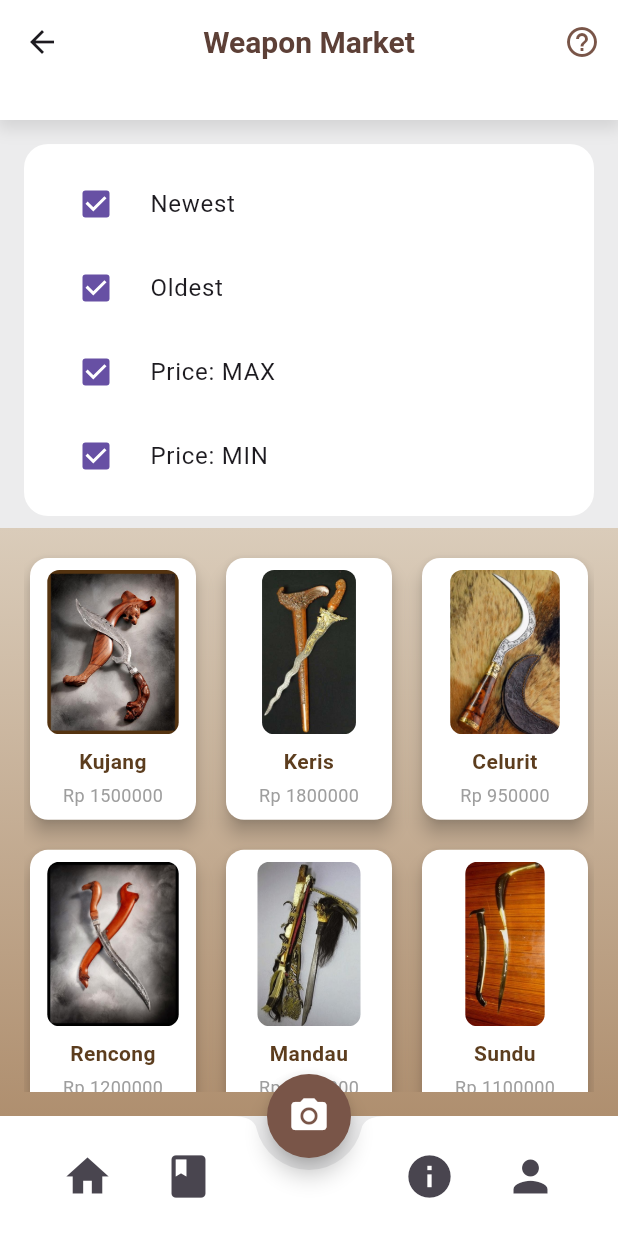
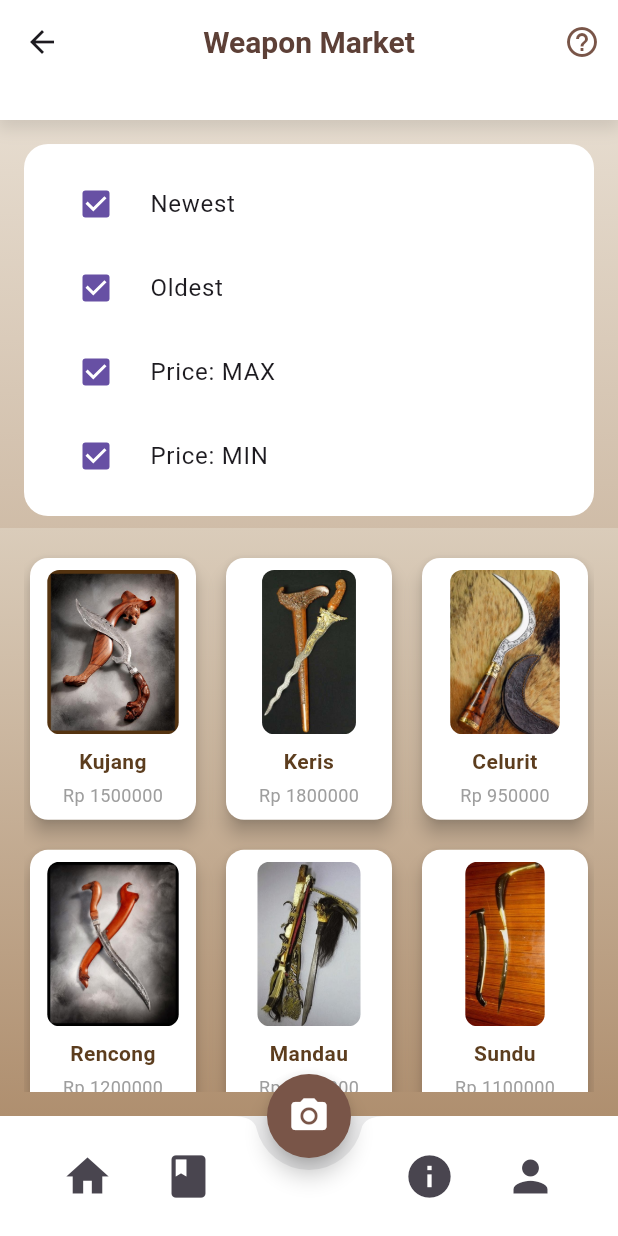
Before and after one commit to ZeroZennn/pusoko, a Flutter app: the MarketScreen screen opened directly, on a phone screen of 412 x 824 dp. Run offline on Flutter 3.47's test engine with Material 3 defaults, Android fonts, the phone set to English and light mode, and no system bars; our stand-ins replace carousel_slider, font_awesome_flutter, image_picker, lottie.

Commit message:
oke putih

```diff
--- a/lib/market.dart
+++ b/lib/market.dart
@@ -57,7 +57,16 @@ class _MarketScreenState extends State<MarketScreen> {
           ),
         ),
       ),
-      body: Column(
+      body: SafeArea(
+        child: Container(
+          decoration: const BoxDecoration(
+            gradient: LinearGradient(
+              begin: Alignment.topCenter,
+              end: Alignment.bottomCenter,
+              colors: [Color(0xFFE6DCCF), Color(0xFFAF8F6F)],
+            ),
+          ),
+          child: Column(
             children: [
               // FILTERS SECTION
               Container(
@@ -101,6 +110,8 @@ class _MarketScreenState extends State<MarketScreen> {
               // MARKET CONTENT
               Expanded(child: MarketPageScreen()),
             ],
+          ),
+        ),
       ),
       bottomNavigationBar: BottomAppBar(
         shape: const CircularNotchedRectangle(),
```
Lines whose indentation alone changed are shown as unchanged.
